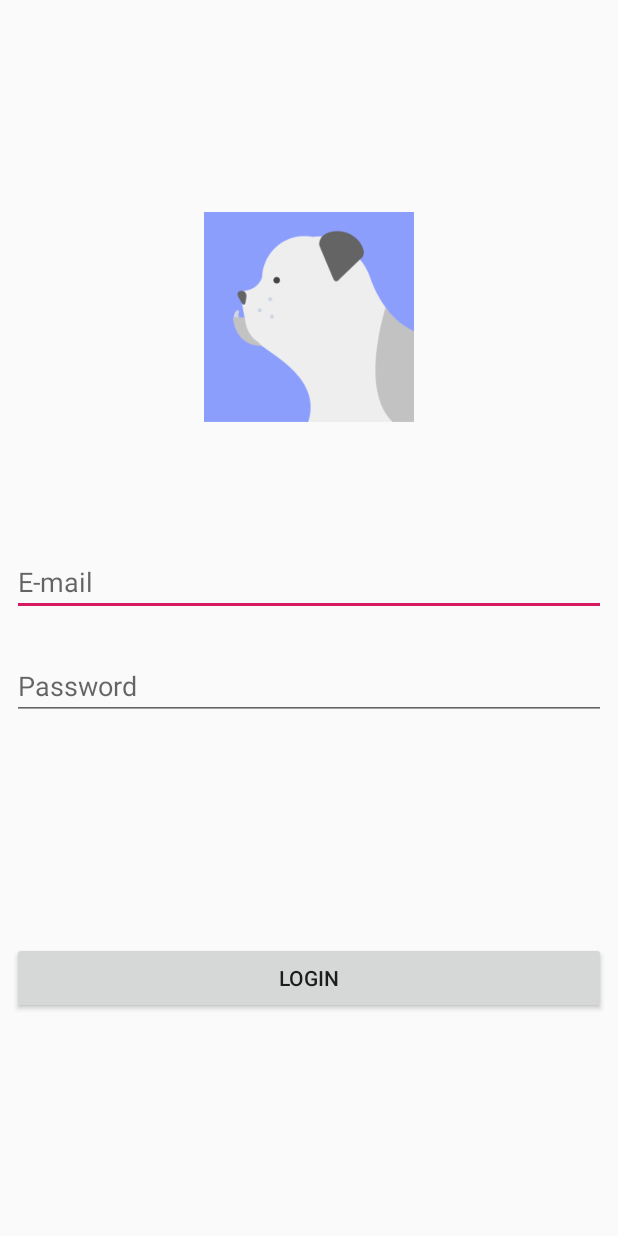
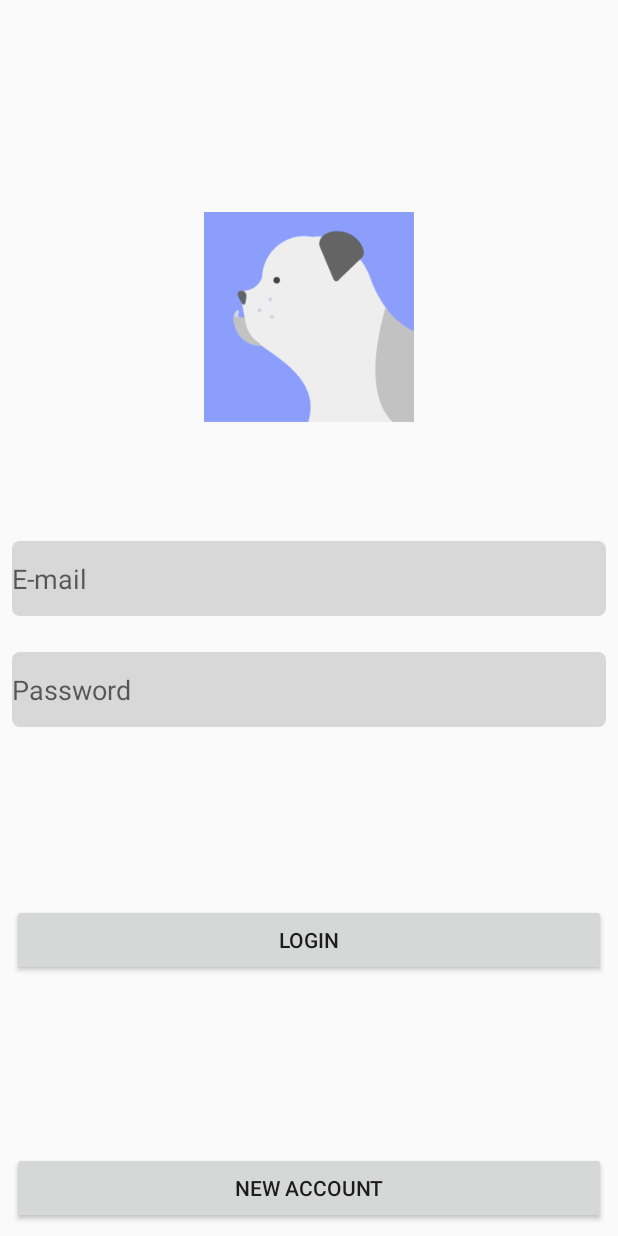
Before and after one commit to sublinenhy/FirstAppDev, an Android app: the layout activity_login.xml on its own in the app's theme, with its tools: preview values and no code run, on a phone screen of 412 x 824 dp. Run offline under Robolectric (Android 15) with nearby library versions, the phone set to English and light mode, and no system bars.

```diff
--- a/app/src/main/res/layout/activity_login.xml
+++ b/app/src/main/res/layout/activity_login.xml
@@ -32,7 +32,7 @@
     <EditText
         android:id="@+id/et_email"
         android:layout_width="0dp"
-        android:layout_height="wrap_content"
+        android:layout_height="50dp"
         android:layout_marginStart="8dp"
         android:layout_marginLeft="8dp"
         android:layout_marginEnd="8dp"
@@ -43,12 +43,13 @@
         android:inputType="textEmailAddress"
         app:layout_constraintBottom_toTopOf="@+id/guideline"
         app:layout_constraintEnd_toEndOf="parent"
-        app:layout_constraintStart_toStartOf="parent" />
+        app:layout_constraintStart_toStartOf="parent"
+        android:background="@drawable/image_mini_shape"/>
 
     <EditText
         android:id="@+id/et_passwd"
         android:layout_width="0dp"
-        android:layout_height="wrap_content"
+        android:layout_height="50dp"
         android:layout_marginStart="8dp"
         android:layout_marginLeft="8dp"
         android:layout_marginTop="12dp"
@@ -59,7 +60,8 @@
         android:inputType="textPassword"
         app:layout_constraintEnd_toEndOf="parent"
         app:layout_constraintStart_toStartOf="parent"
-        app:layout_constraintTop_toTopOf="@+id/guideline" />
+        app:layout_constraintTop_toTopOf="@+id/guideline"
+        android:background="@drawable/image_mini_shape"/>
 
     <Button
         android:id="@+id/btn_login"
@@ -71,9 +73,25 @@
         android:layout_marginEnd="8dp"
         android:layout_marginRight="8dp"
         android:layout_marginBottom="8dp"
+        android:onClick="login"
         android:text="Login"
+        app:layout_constraintBottom_toTopOf="@+id/btn_new_account"
+        app:layout_constraintEnd_toEndOf="parent"
+        app:layout_constraintStart_toStartOf="parent"
+        app:layout_constraintTop_toBottomOf="@+id/et_passwd" />
+
+    <Button
+        android:id="@+id/btn_new_account"
+        android:layout_width="0dp"
+        android:layout_height="wrap_content"
+        android:layout_marginStart="8dp"
+        android:layout_marginLeft="8dp"
+        android:layout_marginEnd="8dp"
+        android:layout_marginRight="8dp"
+        android:layout_marginBottom="8dp"
+        android:text="New Account"
         app:layout_constraintBottom_toBottomOf="parent"
         app:layout_constraintEnd_toEndOf="parent"
         app:layout_constraintStart_toStartOf="parent"
-        app:layout_constraintTop_toBottomOf="@+id/et_passwd" />
+        android:onClick="newAccount"/>
 </android.support.constraint.ConstraintLayout>
```
Also changed, not shown: app/src/main/java/com/example/camden/greenhandproject/LoginActivity.java (+94 -0 lines), app/src/main/java/com/example/camden/greenhandproject/MainActivity.java (+18 -0 lines), app/src/main/res/layout/side_bar.xml (deleted, +0 -24 lines), app/src/main/res/drawable/red_dot.png (deleted), app/src/main/res/drawable/todo_checked.png (deleted), app/src/main/res/drawable/todo_unchecked.png (deleted), app/src/main/res/drawable/yellow_dot.png (deleted).
